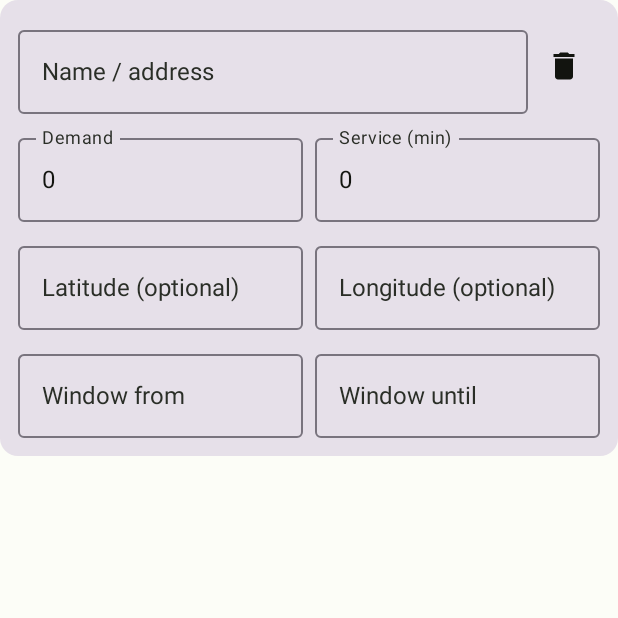
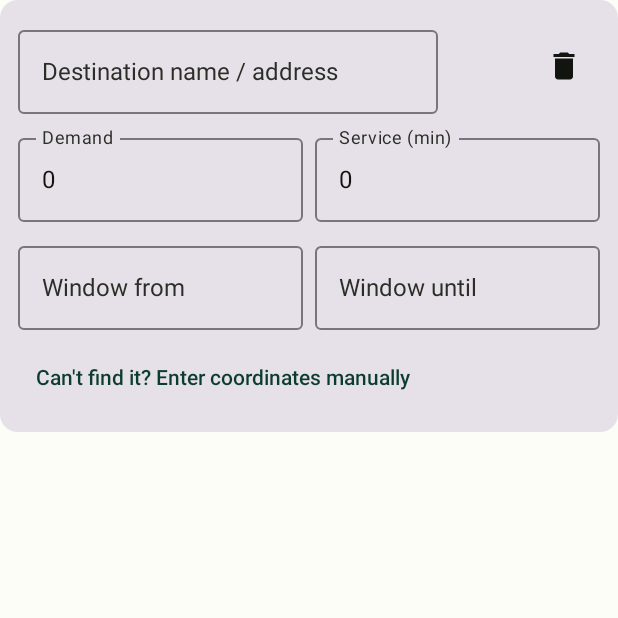
Before and after one commit to Nithi-tech/QTrace, an Android app built with Jetpack Compose: the composable DestinationRow shown on its own in the app's theme, on a phone screen of 412 x 824 dp, the top half of it. Run offline under Robolectric (Android 15) with nearby library versions, the light colour scheme and no system bars; our stand-ins replace Dagger/Hilt's generated code; 6 statements that could not run were skipped.

Commit message:
changes in the multiple vehicle routing destination

```diff
--- /dev/null
+++ b/android/app/src/main/kotlin/com/qtrace/app/ui/components/ManualCoordinateEntry.kt
@@ -0,0 +1,69 @@
+package com.qtrace.app.ui.components
+
+import androidx.compose.foundation.layout.Arrangement
+import androidx.compose.foundation.layout.Column
+import androidx.compose.foundation.layout.Row
+import androidx.compose.foundation.layout.fillMaxWidth
+import androidx.compose.foundation.text.KeyboardOptions
+import androidx.compose.material3.OutlinedButton
+import androidx.compose.material3.OutlinedTextField
+import androidx.compose.material3.Text
+import androidx.compose.material3.TextButton
+import androidx.compose.runtime.Composable
+import androidx.compose.runtime.getValue
+import androidx.compose.runtime.mutableStateOf
+import androidx.compose.runtime.remember
+import androidx.compose.runtime.setValue
+import androidx.compose.ui.Modifier
+import androidx.compose.ui.text.input.KeyboardType
+import androidx.compose.ui.unit.dp
+import com.qtrace.app.domain.model.Coordinate
+
+/** Fallback for when address search can't find a place (or the network/provider is
+ * unavailable) - lets a location still be set directly by coordinates. Shared between the
+ * depot field and each destination row rather than duplicated. */
+@Composable
+fun ManualCoordinateEntry(onCoordinateEntered: (Coordinate) -> Unit) {
+    var expanded by remember { mutableStateOf(false) }
+    var latitude by remember { mutableStateOf("") }
+    var longitude by remember { mutableStateOf("") }
+
+    TextButton(onClick = { expanded = !expanded }) {
+        Text(if (expanded) "Hide manual coordinates" else "Can't find it? Enter coordinates manually")
+    }
+
+    if (expanded) {
+        Column(verticalArrangement = Arrangement.spacedBy(8.dp)) {
+            Row(horizontalArrangement = Arrangement.spacedBy(8.dp)) {
+                OutlinedTextField(
+                    value = latitude,
+                    onValueChange = { latitude = it },
+                    label = { Text("Latitude") },
+                    singleLine = true,
+                    keyboardOptions = KeyboardOptions(keyboardType = KeyboardType.Decimal),
+                    modifier = Modifier.weight(1f),
+                )
+                OutlinedTextField(
+                    value = longitude,
+                    onValueChange = { longitude = it },
+                    label = { Text("Longitude") },
+                    singleLine = true,
+                    keyboardOptions = KeyboardOptions(keyboardType = KeyboardType.Decimal),
+                    modifier = Modifier.weight(1f),
+                )
+            }
+            OutlinedButton(
+                onClick = {
+                    val lat = latitude.toDoubleOrNull()
+                    val lon = longitude.toDoubleOrNull()
+                    if (lat != null && lon != null) {
+                        runCatching { Coordinate(lat, lon) }.getOrNull()?.let(onCoordinateEntered)
+                    }
+                },
+                modifier = Modifier.fillMaxWidth(),
+            ) {
+                Text("Use these coordinates")
+            }
+        }
+    }
+}
--- a/android/app/src/main/kotlin/com/qtrace/app/ui/screens/fleetplanning/CsvDestinationParser.kt
+++ b/android/app/src/main/kotlin/com/qtrace/app/ui/screens/fleetplanning/CsvDestinationParser.kt
@@ -44,6 +44,7 @@ object CsvDestinationParser {
             }
 
             DestinationInput(
+                query = name,
                 name = name,
                 address = if (coordinate == null) (cell("address") ?: name) else null,
                 coordinate = coordinate,
--- a/android/app/src/main/kotlin/com/qtrace/app/ui/screens/fleetplanning/DestinationsStep.kt
+++ b/android/app/src/main/kotlin/com/qtrace/app/ui/screens/fleetplanning/DestinationsStep.kt
@@ -9,8 +9,10 @@ import androidx.compose.foundation.layout.fillMaxWidth
 import androidx.compose.foundation.layout.padding
 import androidx.compose.foundation.lazy.LazyColumn
 import androidx.compose.foundation.lazy.items
+import androidx.compose.foundation.text.KeyboardOptions
 import androidx.compose.material.icons.Icons
 import androidx.compose.material.icons.filled.Add
+import androidx.compose.material.icons.filled.CheckCircle
 import androidx.compose.material.icons.filled.Delete
 import androidx.compose.material.icons.filled.UploadFile
 import androidx.compose.material3.Card
@@ -27,9 +29,19 @@ import androidx.compose.ui.Modifier
 import androidx.compose.ui.platform.LocalContext
 import androidx.compose.ui.text.input.KeyboardType
 import androidx.compose.ui.unit.dp
+import com.qtrace.app.ui.components.LocationSearchField
+import com.qtrace.app.ui.components.ManualCoordinateEntry
 
-/** Spec section 4: CSV upload plus manual entry. Coordinates are optional per row - the backend
- * geocodes any destination given only a name/address (CLAUDE.md: reuse existing geocoding). */
+/**
+ * Spec section 4: CSV upload plus manual entry. Each manually-added destination now searches
+ * and confirms a real place via [LocationSearchField] - the same reliable pattern the depot
+ * field already used - instead of sending a bare typed name to the backend and hoping its
+ * geocoder resolves it correctly (the exact issue reported: "the name alone can't correctly
+ * determine" the location). A destination without a confirmed coordinate is still allowed
+ * through as an address for the backend to attempt (useful for CSV-imported rows that can't
+ * realistically be confirmed one-by-one), but the UI now makes clear which rows are confirmed
+ * and which aren't (see [DestinationRow]'s confirmation indicator).
+ */
 @Composable
 fun DestinationsStep(state: FleetPlanningState, onEvent: (FleetPlanningEvent) -> Unit) {
     val context = LocalContext.current
@@ -43,6 +55,11 @@ fun DestinationsStep(state: FleetPlanningState, onEvent: (FleetPlanningEvent) ->
 
     Column(modifier = Modifier.fillMaxWidth().padding(16.dp), verticalArrangement = Arrangement.spacedBy(12.dp)) {
         Text(text = "Where are you delivering?", style = MaterialTheme.typography.titleMedium)
+        Text(
+            text = "Search and select each destination for the most accurate routes.",
+            style = MaterialTheme.typography.bodySmall,
+            color = MaterialTheme.colorScheme.onSurfaceVariant,
+        )
 
         OutlinedButton(onClick = { filePicker.launch("text/*") }, modifier = Modifier.fillMaxWidth()) {
             Icon(Icons.Filled.UploadFile, contentDescription = null)
@@ -85,19 +102,47 @@ private fun DestinationRow(destination: DestinationInput, onEvent: (FleetPlannin
     Card(modifier = Modifier.fillMaxWidth()) {
         Column(modifier = Modifier.padding(12.dp), verticalArrangement = Arrangement.spacedBy(8.dp)) {
             Row(verticalAlignment = Alignment.CenterVertically) {
-                OutlinedTextField(
-                    value = destination.name,
-                    onValueChange = {
-                        onEvent(FleetPlanningEvent.DestinationFieldChanged(destination.id, DestinationField.NAME, it))
-                    },
-                    label = { Text("Name / address") },
-                    singleLine = true,
+                LocationSearchField(
+                    label = "Destination name / address",
+                    query = destination.query,
+                    suggestions = destination.suggestions,
+                    isExpanded = destination.suggestions.isNotEmpty(),
+                    isSearching = destination.isSearching,
+                    onQueryChanged = { onEvent(FleetPlanningEvent.DestinationQueryChanged(destination.id, it)) },
+                    onFocused = { onEvent(FleetPlanningEvent.DestinationFieldFocused(destination.id)) },
+                    onDismiss = { onEvent(FleetPlanningEvent.DestinationSuggestionsDismissed(destination.id)) },
+                    onSuggestionSelected = { onEvent(FleetPlanningEvent.DestinationSuggestionSelected(destination.id, it)) },
+                    onClear = { onEvent(FleetPlanningEvent.ClearDestinationLocation(destination.id)) },
+                    placeholder = "Search for a place",
                     modifier = Modifier.weight(1f),
                 )
                 IconButton(onClick = { onEvent(FleetPlanningEvent.RemoveDestination(destination.id)) }) {
                     Icon(Icons.Filled.Delete, contentDescription = "Remove destination")
                 }
             }
+
+            if (destination.isConfirmed) {
+                Row(verticalAlignment = Alignment.CenterVertically) {
+                    Icon(
+                        Icons.Filled.CheckCircle,
+                        contentDescription = null,
+                        tint = MaterialTheme.colorScheme.primary,
+                        modifier = Modifier.padding(end = 4.dp),
+                    )
+                    Text(
+                        text = "Location confirmed",
+                        style = MaterialTheme.typography.labelMedium,
+                        color = MaterialTheme.colorScheme.primary,
+                    )
+                }
+            } else if (destination.query.isNotBlank()) {
+                Text(
+                    text = "Not confirmed - select a suggestion above, or enter coordinates below",
+                    style = MaterialTheme.typography.labelSmall,
+                    color = MaterialTheme.colorScheme.error,
+                )
+            }
+
             Row(horizontalArrangement = Arrangement.spacedBy(8.dp)) {
                 OutlinedTextField(
                     value = destination.demand,
@@ -106,7 +151,7 @@ private fun DestinationRow(destination: DestinationInput, onEvent: (FleetPlannin
                     },
                     label = { Text("Demand") },
                     singleLine = true,
-                    keyboardOptions = androidx.compose.foundation.text.KeyboardOptions(keyboardType = KeyboardType.Number),
+                    keyboardOptions = KeyboardOptions(keyboardType = KeyboardType.Number),
                     modifier = Modifier.weight(1f),
                 )
                 OutlinedTextField(
@@ -118,29 +163,7 @@ private fun DestinationRow(destination: DestinationInput, onEvent: (FleetPlannin
                     },
                     label = { Text("Service (min)") },
                     singleLine = true,
-                    keyboardOptions = androidx.compose.foundation.text.KeyboardOptions(keyboardType = KeyboardType.Number),
-                    modifier = Modifier.weight(1f),
-                )
-            }
-            Row(horizontalArrangement = Arrangement.spacedBy(8.dp)) {
-                OutlinedTextField(
-                    value = destination.latitude,
-                    onValueChange = {
-                        onEvent(FleetPlanningEvent.DestinationFieldChanged(destination.id, DestinationField.LATITUDE, it))
-                    },
-                    label = { Text("Latitude (optional)") },
-                    singleLine = true,
-                    keyboardOptions = androidx.compose.foundation.text.KeyboardOptions(keyboardType = KeyboardType.Decimal),
-                    modifier = Modifier.weight(1f),
-                )
-                OutlinedTextField(
-                    value = destination.longitude,
-                    onValueChange = {
-                        onEvent(FleetPlanningEvent.DestinationFieldChanged(destination.id, DestinationField.LONGITUDE, it))
-                    },
-                    label = { Text("Longitude (optional)") },
-                    singleLine = true,
-                    keyboardOptions = androidx.compose.foundation.text.KeyboardOptions(keyboardType = KeyboardType.Decimal),
+                    keyboardOptions = KeyboardOptions(keyboardType = KeyboardType.Number),
                     modifier = Modifier.weight(1f),
                 )
             }
@@ -170,6 +193,12 @@ private fun DestinationRow(destination: DestinationInput, onEvent: (FleetPlannin
                     modifier = Modifier.weight(1f),
                 )
             }
+
+            if (!destination.isConfirmed) {
+                ManualCoordinateEntry { coordinate ->
+                    onEvent(FleetPlanningEvent.ManualCoordinateEntered(destination.id, coordinate))
+                }
+            }
         }
     }
 }
--- a/android/app/src/main/kotlin/com/qtrace/app/ui/screens/fleetplanning/FleetPlanningState.kt
+++ b/android/app/src/main/kotlin/com/qtrace/app/ui/screens/fleetplanning/FleetPlanningState.kt
@@ -13,14 +13,14 @@ import java.util.UUID
 enum class FleetPlanningStep { SCENARIO, DEPOT, FLEET, DESTINATIONS, REVIEW, RESULTS }
 
 enum class VehicleField { TYPE, COUNT, CAPACITY, COST_PER_KM, AVAILABILITY_START, AVAILABILITY_END }
-enum class DestinationField { NAME, DEMAND, TIME_WINDOW_START, TIME_WINDOW_END, SERVICE_TIME_MINUTES, LATITUDE, LONGITUDE }
+enum class DestinationField { DEMAND, TIME_WINDOW_START, TIME_WINDOW_END, SERVICE_TIME_MINUTES }
 
 /** A vehicle row being edited. Numeric fields are kept as raw strings while editing (Compose
  * TextField state) and parsed/validated only when checking [isValid] or submitting. */
 data class VehicleSpecInput(
     val id: String = UUID.randomUUID().toString(),
     val vehicleType: String = "",
-    val count: String = "1",
+    val count: String = "",
     val capacity: String = "",
     val costPerKm: String = "0",
     val availabilityStart: String = "",
@@ -32,33 +32,39 @@ data class VehicleSpecInput(
             (capacity.toDoubleOrNull() ?: 0.0) > 0.0
 }
 
-/** A destination row, either manually entered or parsed from an uploaded CSV. Either
- * [coordinate] or a non-blank [address] must end up set - the backend geocodes [address] when
- * [coordinate] is absent (CLAUDE.md #38), so a CSV row with only a place name still works by
- * using that name as the address. */
+/**
+ * A destination row. [query] drives a live geocoding search exactly like the depot field
+ * (LocationSearchField) - the user picks a real suggestion, which sets [name]/[coordinate]
+ * together, so the location is *confirmed* rather than a bare name guessed at by the backend
+ * at submit time. This is what fixes "the name alone can't correctly determine [the place]":
+ * previously a destination was just free text sent straight to the backend's geocoder with no
+ * feedback if it picked the wrong (or no) result.
+ *
+ * A row can still end up with only [address] set and no [coordinate] - e.g. a CSV-imported row
+ * with just a name and no lat/lon column - in which case the backend geocodes it server-side as
+ * a fallback (CLAUDE.md #38); [isConfirmed] is false in that case so the UI can flag it.
+ */
 data class DestinationInput(
     val id: String = UUID.randomUUID().toString(),
+    val query: String = "",
+    val suggestions: List<LocationSuggestion> = emptyList(),
+    val isSearching: Boolean = false,
     val name: String = "",
     val address: String? = null,
     val coordinate: Coordinate? = null,
-    val latitude: String = "",
-    val longitude: String = "",
     val demand: String = "0",
     val timeWindowStart: String = "",
     val timeWindowEnd: String = "",
     val serviceTimeMinutes: String = "0",
 ) {
-    /** Explicit lat/lon typed in the UI take priority over [coordinate] (set by CSV import) -
-     * either source, or a non-blank [address] for the backend to geocode, makes a row usable. */
-    val effectiveCoordinate: Coordinate?
-        get() = coordinate ?: run {
-            val lat = latitude.toDoubleOrNull()
-            val lon = longitude.toDoubleOrNull()
-            if (lat != null && lon != null) runCatching { Coordinate(lat, lon) }.getOrNull() else null
-        }
+    /** True once this row has a real coordinate behind it (search-confirmed, manually entered
+     * via [com.qtrace.app.ui.components.ManualCoordinateEntry], or from a CSV lat/lon column) -
+     * not just a name hoping the backend can resolve it. */
+    val isConfirmed: Boolean
+        get() = coordinate != null
 
     val isValid: Boolean
-        get() = name.isNotBlank() && (effectiveCoordinate != null || !address.isNullOrBlank())
+        get() = name.isNotBlank() && (isConfirmed || !address.isNullOrBlank())
 }
 
 data class FleetPlanningState(
--- a/android/app/src/main/kotlin/com/qtrace/app/ui/screens/fleetplanning/ResultsStep.kt
+++ b/android/app/src/main/kotlin/com/qtrace/app/ui/screens/fleetplanning/ResultsStep.kt
@@ -65,7 +65,7 @@ fun ResultsStep(state: FleetPlanningState, onEvent: (FleetPlanningEvent) -> Unit
             MapLibreFleetMap(
                 styleUrl = BuildConfig.MAP_STYLE_URL,
                 depot = state.depot?.coordinate,
-                destinations = state.destinations.mapNotNull { it.effectiveCoordinate },
+                destinations = state.destinations.mapNotNull { it.coordinate },
                 vehicleRoutes = result.vehicleRoutes,
                 modifier = Modifier.fillMaxSize(),
             )
--- a/android/app/src/main/kotlin/com/qtrace/app/ui/screens/fleetplanning/ReviewStep.kt
+++ b/android/app/src/main/kotlin/com/qtrace/app/ui/screens/fleetplanning/ReviewStep.kt
@@ -52,7 +52,7 @@ fun ReviewStep(state: FleetPlanningState, onEvent: (FleetPlanningEvent) -> Unit)
             MapLibreFleetMap(
                 styleUrl = BuildConfig.MAP_STYLE_URL,
                 depot = state.depot?.coordinate,
-                destinations = state.destinations.mapNotNull { it.effectiveCoordinate },
+                destinations = state.destinations.mapNotNull { it.coordinate },
                 vehicleRoutes = emptyList(),
                 modifier = Modifier.fillMaxSize(),
             )
```
Also changed, not shown: android/app/src/main/kotlin/com/qtrace/app/ui/screens/fleetplanning/DepotStep.kt (+10 -64 lines), android/app/src/main/kotlin/com/qtrace/app/ui/screens/fleetplanning/FleetPlanningEvent.kt (+7 -0 lines), android/app/src/main/kotlin/com/qtrace/app/ui/screens/fleetplanning/FleetPlanningViewModel.kt (+76 -7 lines), android/app/src/main/kotlin/com/qtrace/app/ui/screens/fleetplanning/FleetStep.kt (+9 -1 lines), 8 other files.
